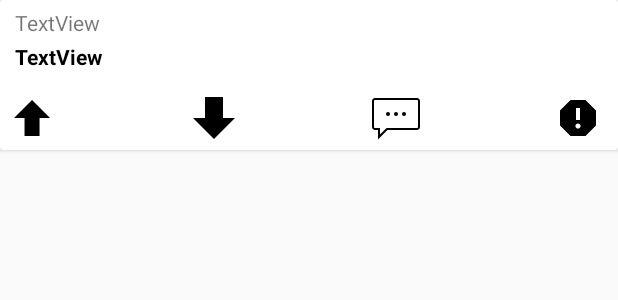
After one commit to NightMare8587/ChatRoom, an Android app: the layout posts_cardview_layout.xml on its own in the app's theme, with its tools: preview values and no code run, on a phone screen of 412 x 824 dp. The commit adds this screen. Shown: the top 300 px of the screen. Run offline under Robolectric (Android 15) with nearby library versions, the phone set to English and light mode, and no system bars.

Commit message:
added post sections

```diff
--- a/app/src/main/java/com/example/chatroom/Home/MyAdapter.java
+++ b/app/src/main/java/com/example/chatroom/Home/MyAdapter.java
@@ -7,7 +7,7 @@ import androidx.fragment.app.FragmentManager;
 import androidx.fragment.app.FragmentPagerAdapter;
 
 import com.example.chatroom.Home.Frags.MyAccountFragment;
-import com.example.chatroom.Home.Frags.PostsFragment;
+import com.example.chatroom.Home.Frags.Posts.PostsFragment;
 import com.example.chatroom.Home.Frags.RoomsFragment;
 
 class MyAdapter extends FragmentPagerAdapter {
--- /dev/null
+++ b/app/src/main/res/drawable/ic_comment.xml
@@ -0,0 +1,7 @@
+<vector android:height="32dp" android:viewportHeight="48"
+    android:viewportWidth="48" android:width="32dp" xmlns:android="http://schemas.android.com/apk/res/android">
+    <path android:fillColor="#FF000000" android:pathData="M6,45.414V36H3c-1.654,0 -3,-1.346 -3,-3V7c0,-1.654 1.346,-3 3,-3h42c1.654,0 3,1.346 3,3v26c0,1.654 -1.346,3 -3,3H15.414L6,45.414zM3,6C2.448,6 2,6.448 2,7v26c0,0.552 0.448,1 1,1h5v6.586L14.586,34H45c0.552,0 1,-0.448 1,-1V7c0,-0.552 -0.448,-1 -1,-1H3z"/>
+    <path android:fillColor="#FF000000" android:pathData="M16,20m-2,0a2,2 0,1 1,4 0a2,2 0,1 1,-4 0"/>
+    <path android:fillColor="#FF000000" android:pathData="M32,20m-2,0a2,2 0,1 1,4 0a2,2 0,1 1,-4 0"/>
+    <path android:fillColor="#FF000000" android:pathData="M24,20m-2,0a2,2 0,1 1,4 0a2,2 0,1 1,-4 0"/>
+</vector>
--- /dev/null
+++ b/app/src/main/res/drawable/ic_downarrow.xml
@@ -0,0 +1,9 @@
+<vector xmlns:android="http://schemas.android.com/apk/res/android"
+    android:width="32dp"
+    android:height="32dp"
+    android:viewportWidth="32"
+    android:viewportHeight="32">
+  <path
+      android:fillColor="#FF000000"
+      android:pathData="M29.998,16l-7.998,0l0,-14l-12.001,0l0,14l-8,0l14,14z"/>
+</vector>
--- /dev/null
+++ b/app/src/main/res/drawable/ic_report.xml
@@ -0,0 +1,4 @@
+<vector android:height="32dp" android:viewportHeight="48"
+    android:viewportWidth="48" android:width="32dp" xmlns:android="http://schemas.android.com/apk/res/android">
+    <path android:fillColor="#FF000000" android:pathData="M31.46,6L16.54,6L6,16.54v14.91L16.54,42h14.91L42,31.46L42,16.54L31.46,6zM24,34.6c-1.43,0 -2.6,-1.16 -2.6,-2.6 0,-1.43 1.17,-2.6 2.6,-2.6 1.43,0 2.6,1.16 2.6,2.6 0,1.44 -1.17,2.6 -2.6,2.6zM26,26h-4L22,14h4v12z"/>
+</vector>
--- /dev/null
+++ b/app/src/main/res/drawable/ic_uparrow.xml
@@ -0,0 +1,4 @@
+<vector android:height="32dp" android:viewportHeight="512"
+    android:viewportWidth="512" android:width="32dp" xmlns:android="http://schemas.android.com/apk/res/android">
+    <path android:fillColor="#FF000000" android:pathData="M256.5,64.5l-192,192l112,0l0,192l160,0l0,-192l112,0z"/>
+</vector>
--- /dev/null
+++ b/app/src/main/res/layout/posts_cardview_layout.xml
@@ -0,0 +1,85 @@
+<?xml version="1.0" encoding="utf-8"?>
+<androidx.cardview.widget.CardView xmlns:android="http://schemas.android.com/apk/res/android"
+    xmlns:app="http://schemas.android.com/apk/res-auto"
+    xmlns:tools="http://schemas.android.com/tools"
+    android:layout_width="match_parent"
+             android:layout_height="100dp">
+
+    <androidx.constraintlayout.widget.ConstraintLayout
+        android:layout_width="match_parent"
+        android:layout_height="match_parent">
+
+        <TextView
+            android:id="@+id/postCreatorName"
+            android:layout_width="wrap_content"
+            android:layout_height="wrap_content"
+            android:layout_marginStart="10dp"
+            android:layout_marginTop="5dp"
+            android:text="TextView"
+            app:layout_constraintStart_toStartOf="parent"
+            app:layout_constraintTop_toTopOf="parent" />
+
+        <TextView
+            android:id="@+id/postCreatorTitle"
+            android:layout_width="0dp"
+            android:layout_height="wrap_content"
+            android:layout_marginStart="10dp"
+            android:layout_marginTop="3dp"
+            android:layout_marginEnd="10dp"
+            android:text="TextView"
+            android:textColor="#000000"
+            android:textStyle="bold"
+            app:layout_constraintEnd_toEndOf="parent"
+            app:layout_constraintStart_toStartOf="parent"
+            app:layout_constraintTop_toBottomOf="@+id/postCreatorName" />
+
+        <LinearLayout
+            android:layout_width="match_parent"
+            android:layout_height="45dp"
+            android:layout_marginTop="10dp"
+            android:orientation="horizontal"
+            app:layout_constraintBottom_toBottomOf="parent"
+            app:layout_constraintEnd_toEndOf="parent"
+            app:layout_constraintStart_toStartOf="parent"
+            app:layout_constraintTop_toBottomOf="@+id/postCreatorTitle">
+
+            <Button
+                android:id="@+id/upVoteButtonCard"
+                android:layout_width="0dp"
+                android:layout_height="wrap_content"
+                android:layout_margin="5dp"
+                android:layout_weight=".3"
+                android:background="@null"
+                android:drawableStart="@drawable/ic_uparrow" />
+
+            <Button
+                android:id="@+id/downVoteButtonCardView"
+                android:layout_width="0dp"
+                android:background="@null"
+                android:layout_margin="5dp"
+                android:layout_height="wrap_content"
+                android:layout_weight=".3"
+                android:drawableStart="@drawable/ic_downarrow" />
+
+            <Button
+                android:id="@+id/commentButtonCardView"
+                android:layout_width="0dp"
+                android:layout_height="wrap_content"
+                android:background="@null"
+                android:layout_weight=".3"
+                android:layout_margin="5dp"
+                android:drawableStart="@drawable/ic_comment" />
+
+            <Button
+                android:id="@+id/reportButtonCardView"
+                android:layout_width="0dp"
+                android:layout_height="wrap_content"
+                android:layout_margin="5dp"
+                android:layout_weight=".1"
+                android:background="@null"
+                android:drawableStart="@drawable/ic_report" />
+
+        </LinearLayout>
+    </androidx.constraintlayout.widget.ConstraintLayout>
+
+</androidx.cardview.widget.CardView>
```
Also changed, not shown: app/src/main/java/com/example/chatroom/Home/CreatePost/CreateNewPostActivity.java (+23 -2 lines), app/src/main/java/com/example/chatroom/Home/CreatePost/CreatePostClass.java (added, +14 -0 lines), app/src/main/java/com/example/chatroom/Home/Frags/Posts/PostsFragment.java (added, +157 -0 lines), app/src/main/java/com/example/chatroom/Home/Frags/Posts/PostsRecyclerAdapter.java (added, +66 -0 lines), app/src/main/java/com/example/chatroom/Home/Frags/PostsFragment.java (deleted, +0 -33 lines), app/src/main/res/layout/posts_fragment_layout.xml (+9 -0 lines).
